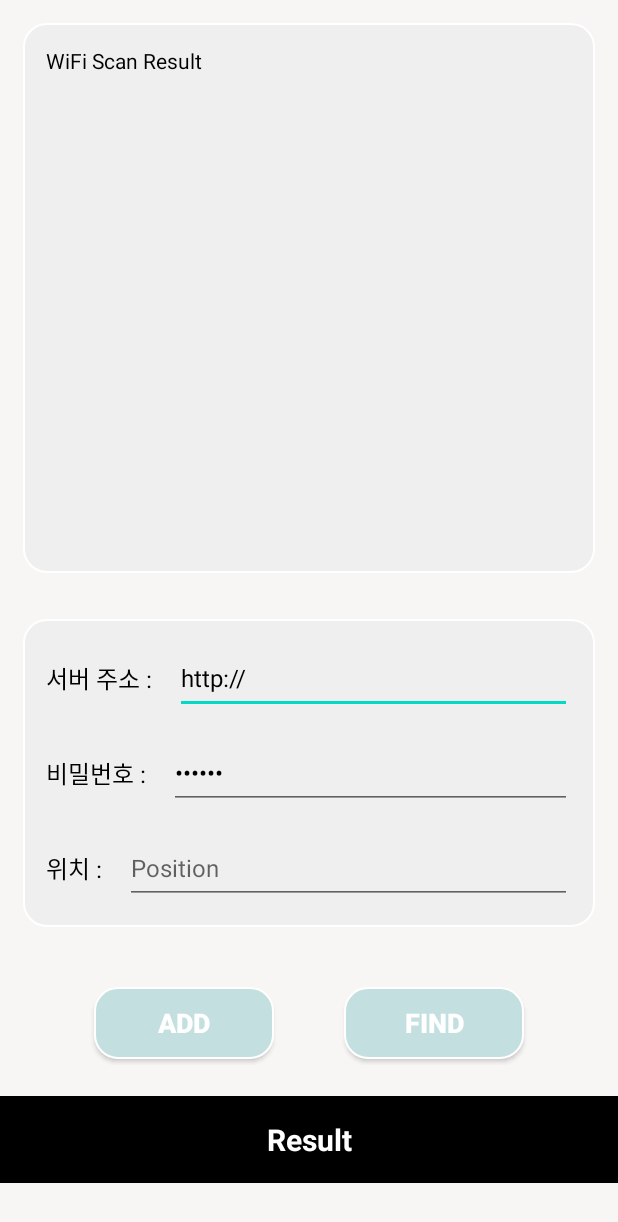
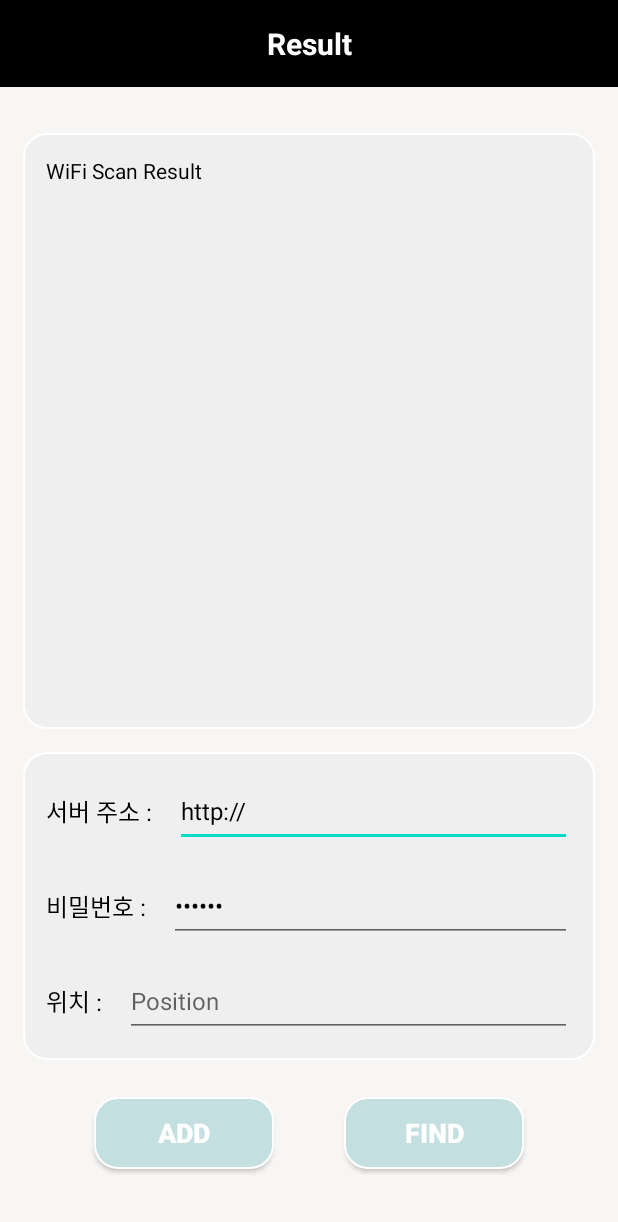
Before and after one commit to youhyunwoo99/IoT-TermProject, an Android app: the screen it shows after launch (MainActivity), on a phone screen of 412 x 824 dp. Shown: the top 1222 px of the screen. Run offline under Robolectric (Android 15) with nearby library versions, the phone set to English and light mode, and no system bars; our stand-ins replace Volley.

Commit message:
Refactor: Refactoring

```diff
--- a/WiFi_positioning_IoT/app/src/main/res/layout/activity_main.xml
+++ b/WiFi_positioning_IoT/app/src/main/res/layout/activity_main.xml
@@ -17,7 +17,7 @@
         android:background="@drawable/round_layout"
         app:layout_constraintStart_toStartOf="parent"
         app:layout_constraintEnd_toEndOf="parent"
-        app:layout_constraintBottom_toTopOf="@id/button_container"
+        app:layout_constraintBottom_toBottomOf="p"
         app:layout_constraintTop_toBottomOf="@id/scroll"
         >
         <TextView
@@ -119,7 +119,7 @@
         android:padding="15dp"
         android:layout_margin="15dp"
         android:background="@drawable/round_layout"
-        app:layout_constraintTop_toTopOf="parent"
+        app:layout_constraintTop_toBottomOf="@id/resultText"
         app:layout_constraintBottom_toTopOf="@id/input_container"
         >
         <TextView
@@ -144,10 +144,10 @@
         android:textColor="@color/white"
         android:textSize="20sp"
         android:textStyle="bold"
-        app:layout_constraintBottom_toBottomOf="parent"
+        app:layout_constraintBottom_toTopOf="@id/scroll"
         app:layout_constraintEnd_toEndOf="parent"
         app:layout_constraintStart_toStartOf="parent"
-        app:layout_constraintTop_toBottomOf="@+id/button_container" />
+        app:layout_constraintTop_toTopOf="parent" />
 
     <androidx.constraintlayout.widget.ConstraintLayout
         android:id="@+id/button_container"
@@ -158,7 +158,7 @@
         app:layout_constraintStart_toStartOf="parent"
         app:layout_constraintEnd_toEndOf="parent"
         app:layout_constraintTop_toBottomOf="@id/input_container"
-        app:layout_constraintBottom_toTopOf="@id/resultText">
+        app:layout_constraintBottom_toBottomOf="parent">
 
     <androidx.appcompat.widget.AppCompatButton
         android:id="@+id/button"
```
